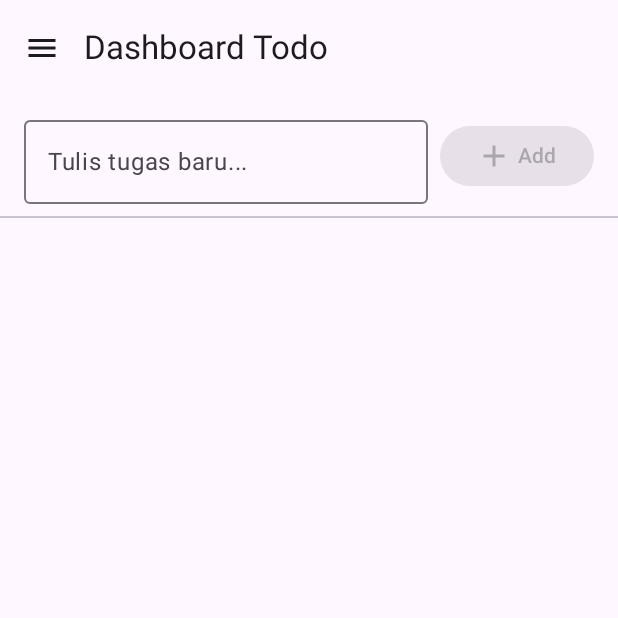
After one commit to habiboy7/Todo-App-Simple, an Android app built with Jetpack Compose: the DashboardScreen screen opened through its navigation route, on a phone screen of 412 x 824 dp, the top half of it. The commit adds this screen. Run offline under Robolectric (Android 15) with nearby library versions, the phone set to English and light mode, and no system bars; our stand-ins replace Room's generated code.

Commit message:
add file TaskItem.kt & DashboardScreen.kt, modified TodoScreen.kt

```diff
--- a/app/src/main/java/com/example/todolist/MainActivity.kt
+++ b/app/src/main/java/com/example/todolist/MainActivity.kt
@@ -4,38 +4,62 @@ import android.content.Context
 import android.os.Bundle
 import androidx.activity.ComponentActivity
 import androidx.activity.compose.setContent
-import androidx.activity.viewModels
 import androidx.compose.runtime.Composable
+import androidx.compose.runtime.remember
 import androidx.compose.ui.platform.LocalContext
+import androidx.lifecycle.ViewModel
+import androidx.lifecycle.ViewModelProvider
+import androidx.lifecycle.viewmodel.compose.viewModel
 import androidx.navigation.compose.NavHost
 import androidx.navigation.compose.composable
 import androidx.navigation.compose.rememberNavController
+import com.example.todolist.data.database.TaskDatabase
+import com.example.todolist.repository.TaskRepository
 import com.example.todolist.uai.auth.LoginScreen
 import com.example.todolist.uai.auth.RegisterScreen
-import com.example.todolist.uai.home.TodoScreen
+import com.example.todolist.uai.home.DashboardScreen
+import com.example.todolist.uai.home.TodosScreen
 import com.example.todolist.viewmodel.TaskViewModel
 import androidx.core.content.edit
 
+
+class TaskViewModelFactory(private val repository: TaskRepository) : ViewModelProvider.Factory {
+    override fun <T : ViewModel> create(modelClass: Class<T>): T {
+        if (modelClass.isAssignableFrom(TaskViewModel::class.java)) {
+            @Suppress("UNCHECKED_CAST")
+            return TaskViewModel(repository) as T
+        }
+        throw IllegalArgumentException("Unknown ViewModel class")
+    }
+}
+
 class MainActivity : ComponentActivity() {
-    private val vm: TaskViewModel by viewModels() // ViewModel provider
-
     override fun onCreate(savedInstanceState: Bundle?) {
         super.onCreate(savedInstanceState)
         setContent {
-            AppEntry(vm)
+            AppEntry()
         }
     }
 }
 
 @Composable
-fun AppEntry(vm: TaskViewModel) {
+fun AppEntry() {
+    val ctx = LocalContext.current
     val nav = rememberNavController()
-    val ctx = LocalContext.current
 
-    NavHost(navController = nav, startDestination = "login") {
+    val db = remember { TaskDatabase.getInstance(ctx) }
+    val repository = remember { TaskRepository(db.taskDao()) }
+    val factory = remember { TaskViewModelFactory(repository) }
+    val vm: TaskViewModel = viewModel(factory = factory)
+
+    val prefs = ctx.getSharedPreferences("myapp_prefs", Context.MODE_PRIVATE)
+    val isLoggedIn = remember { prefs.getBoolean("is_logged_in", false) }
+    val startDestination = if (isLoggedIn) "dashboard" else "login"
+
+    NavHost(navController = nav, startDestination = startDestination) {
         composable("login") {
             LoginScreen(nav, onLoginSuccess = {
-                nav.navigate("todo") {
+                nav.navigate("dashboard") {
                     popUpTo("login") { inclusive = true }
                 }
             })
@@ -43,19 +67,27 @@ fun AppEntry(vm: TaskViewModel) {
 
         composable("register") {
             RegisterScreen(nav, onRegistered = {
+                // Setelah register, kembali ke login
                 nav.popBackStack()
             })
         }
 
-        composable("todo") {
-            TodoScreen(vm = vm, onLogout = {
-                ctx.getSharedPreferences("myapp_prefs", Context.MODE_PRIVATE)
-                    .edit { putBoolean("is_logged_in", false) }
+        composable("dashboard") {
+            DashboardScreen(
+                vm = vm,
+                nav = nav,
+                onLogout = {
+                    prefs.edit { putBoolean("is_logged_in", false) }
+                    nav.navigate("login") {
+                        popUpTo("dashboard") { inclusive = true }
+                    }
+                },
+                onNavigateToList = { nav.navigate("todos_list") }
+            )
+        }
 
-                nav.navigate("login") {
-                    popUpTo("todo") { inclusive = true }
-                }
-            })
+        composable("todos_list") {
+            TodosScreen(vm = vm, nav = nav)
         }
     }
 }
--- /dev/null
+++ b/app/src/main/java/com/example/todolist/uai/home/DashboardScreen.kt
@@ -0,0 +1,169 @@
+package com.example.todolist.uai.home
+
+import androidx.compose.foundation.layout.*
+import androidx.compose.foundation.lazy.LazyColumn
+import androidx.compose.foundation.lazy.items
+import androidx.compose.foundation.text.KeyboardActions
+import androidx.compose.foundation.text.KeyboardOptions
+import androidx.compose.material.icons.Icons
+import androidx.compose.material.icons.filled.Add
+import androidx.compose.material.icons.filled.Menu
+import androidx.compose.material3.*
+import androidx.compose.runtime.*
+import androidx.compose.ui.Alignment
+import androidx.compose.ui.ExperimentalComposeUiApi
+import androidx.compose.ui.Modifier
+import androidx.compose.ui.graphics.Color
+import androidx.compose.ui.platform.LocalSoftwareKeyboardController
+import androidx.compose.ui.text.input.ImeAction
+import androidx.compose.ui.unit.dp
+import androidx.navigation.NavController
+import com.example.todolist.uai.common.TaskItem
+import com.example.todolist.viewmodel.TaskViewModel
+import kotlinx.coroutines.launch
+
+// Warna Kustom
+private val PrimaryBlue = Color(0xFF1E3A8A)
+
+@OptIn(ExperimentalMaterial3Api::class, ExperimentalComposeUiApi::class)
+@Composable
+fun DashboardScreen(
+    vm: TaskViewModel,
+    nav: NavController,
+    onLogout: () -> Unit,
+    onNavigateToList: () -> Unit
+) {
+    val tasks by vm.tasks.collectAsState()
+    var newTaskTitle by remember { mutableStateOf("") }
+    val drawerState = rememberDrawerState(initialValue = DrawerValue.Closed)
+    val scope = rememberCoroutineScope()
+    val keyboardController = LocalSoftwareKeyboardController.current
+
+    // State untuk Dialog Edit (DIHAPUS DARI DASHBOARD)
+    // var taskToEdit by remember { mutableStateOf<TaskEntity?>(null) } // <-- DIHAPUS
+
+    fun addTaskAndClear() {
+        if (newTaskTitle.isNotBlank()) {
+            vm.addTask(newTaskTitle)
+            newTaskTitle = "" // Bersihkan input
+            keyboardController?.hide() // Sembunyikan keyboard
+        }
+    }
+
+    ModalNavigationDrawer(
+        drawerState = drawerState,
+        drawerContent = {
+            ModalDrawerSheet {
+                // Header Drawer
+                Text(
+                    "Menu Aplikasi",
+                    modifier = Modifier.padding(16.dp),
+                    style = MaterialTheme.typography.titleLarge
+                )
+                Divider()
+                // Item Navigasi
+                NavigationDrawerItem(
+                    label = { Text("Dashboard (Input Cepat)") },
+                    selected = true,
+                    onClick = {
+                        scope.launch { drawerState.close() }
+                        // Sudah di Dashboard, tidak perlu navigasi
+                    }
+                )
+                NavigationDrawerItem(
+                    label = { Text("Daftar Todo (Edit/Hapus)") },
+                    selected = false,
+                    onClick = {
+                        scope.launch { drawerState.close() }
+                        onNavigateToList() // Pindah ke screen Daftar Todos
+                    }
+                )
+                Spacer(Modifier.height(16.dp))
+                NavigationDrawerItem(
+                    label = { Text("Logout") },
+                    selected = false,
+                    onClick = {
+                        scope.launch { drawerState.close() }
+                        onLogout()
+                    }
+                )
+            }
+        }
+    ) {
+        Scaffold(
+            topBar = {
+                TopAppBar(
+                    title = { Text("Dashboard Todo") },
+                    navigationIcon = {
+                        // Icon Burger Menu
+                        IconButton(onClick = {
+                            scope.launch {
+                                drawerState.apply {
+                                    if (isClosed) open() else close()
+                                }
+                            }
+                        }) {
+                            Icon(Icons.Filled.Menu, contentDescription = "Menu")
+                        }
+                    }
+                )
+            }
+        ) { padding ->
+            Column(
+                modifier = Modifier
+                    .padding(padding)
+                    .fillMaxSize()
+            ) {
+                // --- Input Cepat di Bawah Navbar ---
+                Row(
+                    modifier = Modifier
+                        .fillMaxWidth()
+                        .padding(horizontal = 16.dp, vertical = 8.dp),
+                    verticalAlignment = Alignment.CenterVertically,
+                    horizontalArrangement = Arrangement.SpaceBetween
+                ) {
+                    OutlinedTextField(
+                        value = newTaskTitle,
+                        onValueChange = { newTaskTitle = it },
+                        label = { Text("Tulis tugas baru...") },
+                        modifier = Modifier.weight(1f),
+                        singleLine = true,
+                        keyboardOptions = KeyboardOptions(imeAction = ImeAction.Done),
+                        keyboardActions = KeyboardActions(
+                            onDone = {
+                                addTaskAndClear() // Aksi saat Enter ditekan
+                            }
+                        )
+                    )
+                    Spacer(modifier = Modifier.width(8.dp))
+                    Button(
+                        onClick = { addTaskAndClear() }, // Aksi saat tombol Add diklik
+                        enabled = newTaskTitle.isNotBlank(),
+                        colors = ButtonDefaults.buttonColors(containerColor = PrimaryBlue)
+                    ) {
+                        Icon(Icons.Default.Add, contentDescription = "Add")
+                        Spacer(modifier = Modifier.width(4.dp))
+                        Text("Add")
+                    }
+                }
+
+                Divider()
+
+                // --- Daftar Tugas ---
+                LazyColumn(modifier = Modifier.fillMaxSize()) {
+                    items(tasks) { task ->
+                        TaskItem(
+                            task = task,
+                            onToggle = { vm.toggleDone(it) },
+                            onDelete = {},
+                            onEditClick = {},
+                            showActions = false
+                        )
+                    }
+                }
+            }
+        }
+    }
+
+
+}
```
Also changed, not shown: app/src/main/java/com/example/todolist/uai/common/TaskItem.kt (added, +147 -0 lines), app/src/main/java/com/example/todolist/uai/home/TodoScreen.kt (+49 -58 lines), app/src/main/java/com/example/todolist/viewmodel/TaskViewModel.kt (+46 -16 lines).
